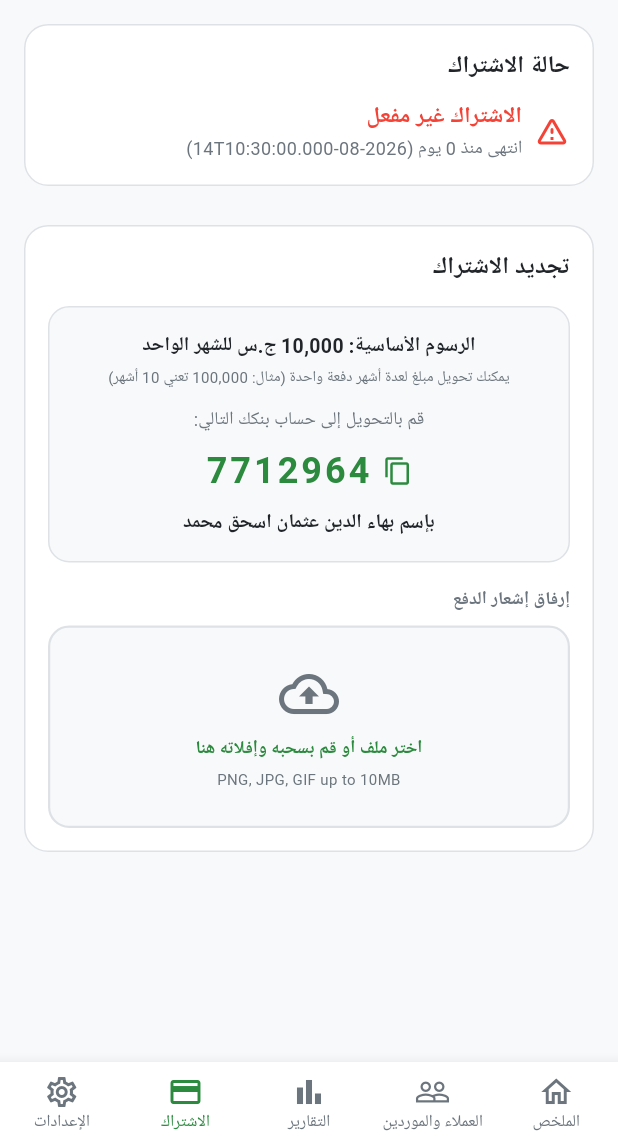
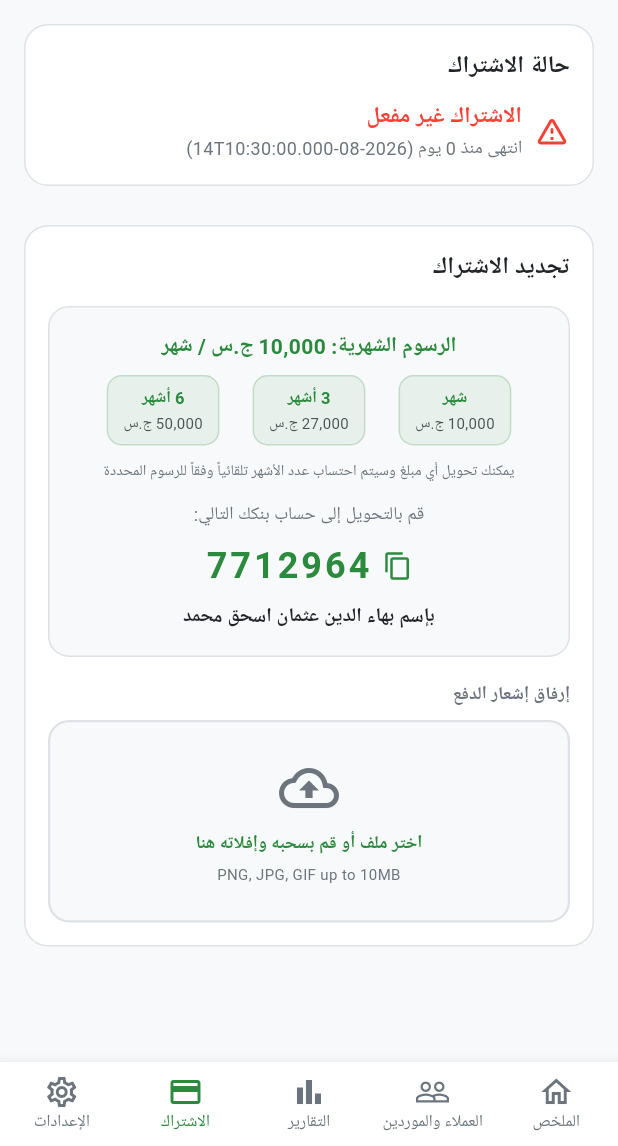
Before and after one commit to nice247/daftar, a Flutter app: the MainNavigationScreen screen opened directly, item 4 of the bottom bar chosen, on a phone screen of 412 x 824 dp, the part 90-1236 px from its top. Run offline on Flutter 3.47's test engine with Material 3 defaults, Android fonts, the light colour scheme and no system bars; our stand-ins replace connectivity_plus, google_fonts, image_picker, open_filex, package_info_plus, shared_preferences and 1 more; accounts and stored records are empty; network calls fail; Roboto replaces fonts that are missing (Cairo).

Commit message:
feat: fix reports recalculation, update OCR to Google supported models, improve transaction register UX, fix external links & dynamic subscription prices

```diff
--- a/daftar-al-tajir-mobile/lib/screens/subscription/subscription_screen.dart
+++ b/daftar-al-tajir-mobile/lib/screens/subscription/subscription_screen.dart
@@ -236,13 +236,23 @@ class _SubscriptionScreenState extends State<SubscriptionScreen> {
                       child: Column(
                         children: [
                           Text(
-                            "الرسوم الأساسية: ${formatCurrency(_prices?['monthly_price'] ?? 10000)} ج.س للشهر الواحد",
-                            style: TextStyle(fontWeight: FontWeight.bold, fontSize: 13, color: Color(0xFF212529)),
+                            "الرسوم الشهرية: ${formatCurrency(_prices?['monthly_price'] ?? _prices?['monthly'] ?? 10000)} ج.س / شهر",
+                            style: const TextStyle(fontWeight: FontWeight.bold, fontSize: 14, color: Color(0xFF2B8A3E)),
                             textAlign: TextAlign.center,
                           ),
-                          const SizedBox(height: 4),
+                          const SizedBox(height: 8),
+                          // Price tiers preview
+                          Row(
+                            mainAxisAlignment: MainAxisAlignment.spaceEvenly,
+                            children: [
+                              _buildPlanBadge("شهر", "${formatCurrency(_prices?['monthly_price'] ?? _prices?['monthly'] ?? 10000)}"),
+                              _buildPlanBadge("3 أشهر", "${formatCurrency(_prices?['quarterly_price'] ?? _prices?['quarterly'] ?? 27000)}"),
+                              _buildPlanBadge("6 أشهر", "${formatCurrency(_prices?['semi_annual_price'] ?? _prices?['semi_annual'] ?? 50000)}"),
+                            ],
+                          ),
+                          const SizedBox(height: 10),
                           const Text(
-                            "يمكنك تحويل مبلغ لعدة أشهر دفعة واحدة (مثال: 100,000 تعني 10 أشهر)",
+                            "يمكنك تحويل أي مبلغ وسيتم احتساب عدد الأشهر تلقائياً وفقاً للرسوم المحددة",
                             style: TextStyle(fontSize: 10, color: Color(0xFF6C757D)),
                             textAlign: TextAlign.center,
                           ),
@@ -344,4 +354,22 @@ class _SubscriptionScreenState extends State<SubscriptionScreen> {
       ),
     );
   }
+
+  Widget _buildPlanBadge(String title, String price) {
+    return Container(
+      padding: const EdgeInsets.symmetric(horizontal: 10, vertical: 6),
+      decoration: BoxDecoration(
+        color: const Color(0xFF2B8A3E).withOpacity(0.08),
+        borderRadius: BorderRadius.circular(10),
+        border: Border.all(color: const Color(0xFF2B8A3E).withOpacity(0.2)),
+      ),
+      child: Column(
+        children: [
+          Text(title, style: const TextStyle(fontSize: 11, fontWeight: FontWeight.bold, color: Color(0xFF2B8A3E))),
+          const SizedBox(height: 2),
+          Text("$price ج.س", style: const TextStyle(fontSize: 10, color: Color(0xFF495057))),
+        ],
+      ),
+    );
+  }
 }
```
Also changed, not shown: daftar-al-tajir-mobile/lib/screens/dashboard/eod_screen.dart (+71 -20 lines), daftar-al-tajir-mobile/lib/screens/reports/reports_screen.dart (+33 -8 lines), daftar-al-tajir-mobile/lib/screens/settings/settings_screen.dart (+49 -7 lines), 4 other files.
